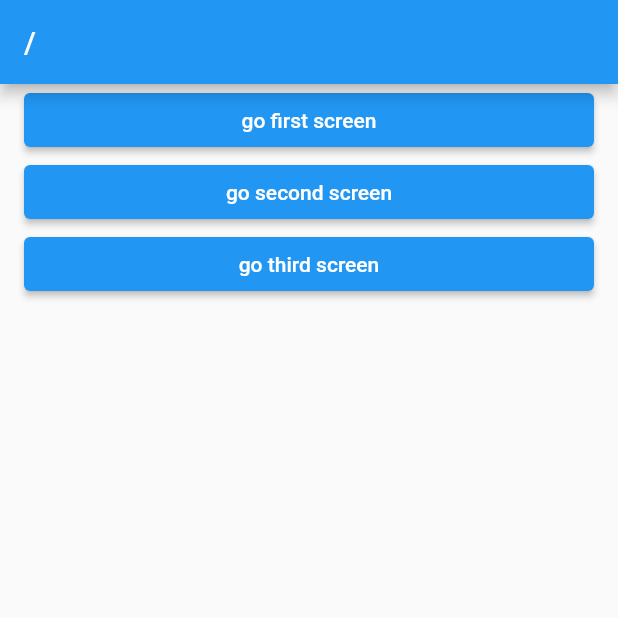
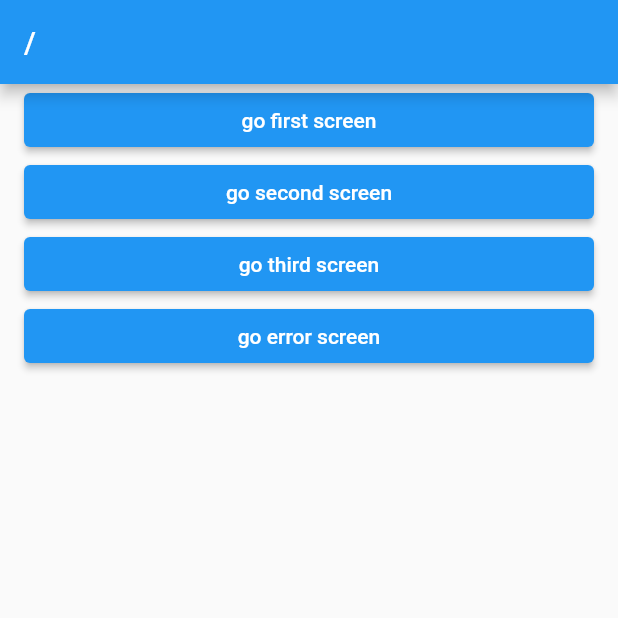
Before and after one commit to qwq140/go_router_actual, a Flutter app: the screen it shows after launch, on a phone screen of 412 x 824 dp, the top half of it. Run offline on Flutter 3.47's test engine with Material 2 defaults, Android fonts, the phone set to English and light mode, and no system bars; our stand-ins replace go_router.

Commit message:
error 처리

```diff
--- a/lib/main.dart
+++ b/lib/main.dart
@@ -1,5 +1,6 @@
 import 'package:flutter/material.dart';
 import 'package:go_router/go_router.dart';
+import 'package:go_router_actual/screen/error_screen.dart';
 import 'package:go_router_actual/screen/first_screen.dart';
 import 'package:go_router_actual/screen/home_screen.dart';
 import 'package:go_router_actual/screen/second_screen.dart';
@@ -14,6 +15,7 @@ class MyApp extends StatelessWidget {
 
   GoRouter get _router => GoRouter(
         initialLocation: '/',
+        errorBuilder: (context, state) => ErrorScreen(error: state.error.toString()),
         routes: [
           GoRoute(
             path: '/',
--- a/lib/screen/home_screen.dart
+++ b/lib/screen/home_screen.dart
@@ -31,6 +31,12 @@ class HomeScreen extends StatelessWidget {
             },
             child: Text('go third screen'),
           ),
+          ElevatedButton(
+            onPressed: () {
+              context.go('/error');
+            },
+            child: Text('go error screen'),
+          ),
         ],
       ),
     );
```
Also changed, not shown: lib/screen/error_screen.dart (added, +27 -0 lines).
